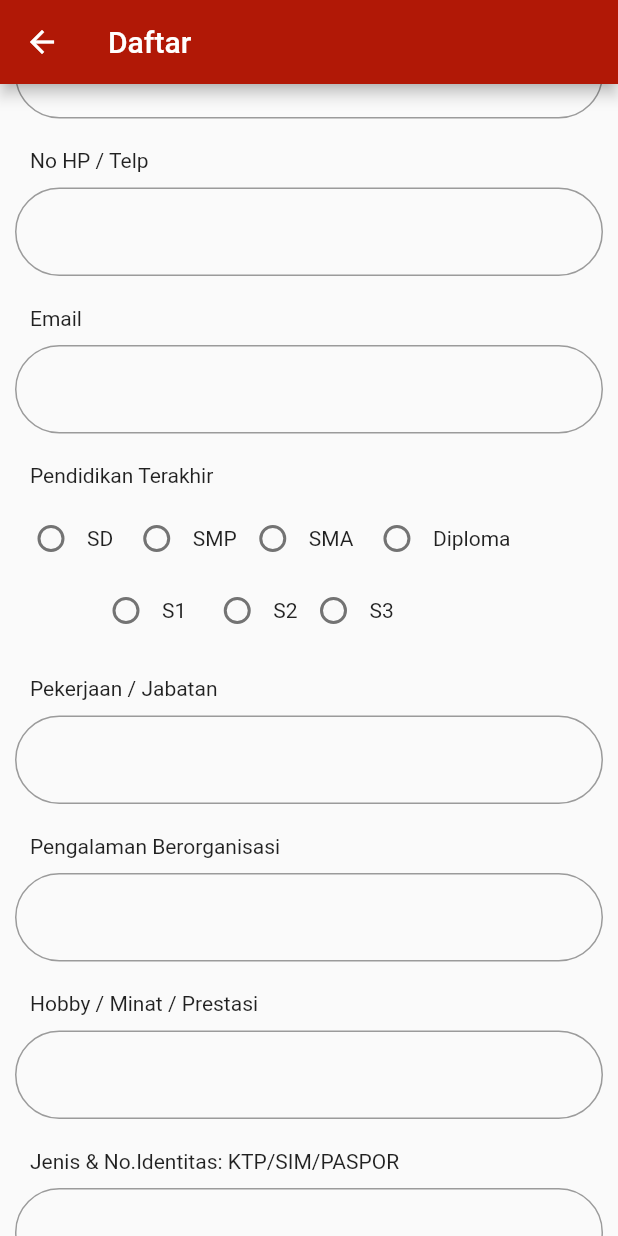
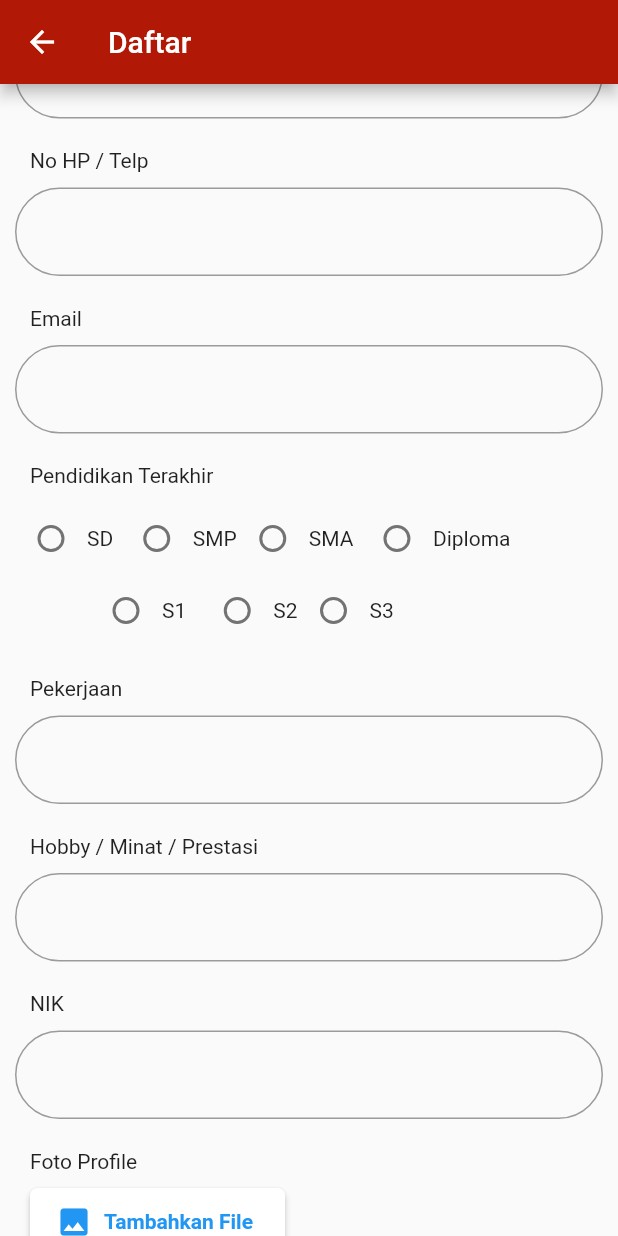
Before and after one commit to muhammadsulaiman789/Peradah-Mobile, a Flutter app: the Signup screen opened by its route, scrolled down 1152 dp, on a phone screen of 412 x 824 dp. Run offline on Flutter 3.47's test engine with Material 2 defaults, Android fonts, the phone set to English and light mode, and no system bars; our stand-ins replace auto_size_text, awesome_dialog, carousel_pro, carousel_slider, fluttertoast, font_awesome_flutter and 3 more; missing offline and left inert: top_sheet; accounts and stored records are empty.

Commit message:
perubahan di auth, user dan signup screen

```diff
--- a/lib/model/User.dart
+++ b/lib/model/User.dart
@@ -1,5 +1,6 @@
 class User {
-  int id;
+  int nomor_anggota;
+  String nik;
   String nama_lengkap;
   String nama_panggilan;
   String tempat_tanggal_lahir;
@@ -10,16 +11,18 @@ class User {
   String provinsi;
   String no_kontak;
   String email;
-  String website;
+  String keanggotaan;
+  String komisariat;
+  String jabatan;
   String pendidikan_terakhir;
   String pekerjaan;
-  String pengalaman_organisasi;
   String hobby;
-  String jenis_identitas;
+  String foto;
   String username;
 
   User({
-    this.id,
+    this.nomor_anggota,
+    this.nik,
     this.nama_lengkap,
     this.nama_panggilan,
     this.tempat_tanggal_lahir,
@@ -30,19 +33,21 @@ class User {
     this.provinsi,
     this.no_kontak,
     this.email,
-    this.website,
+    this.keanggotaan,
+    this.komisariat,
+    this.jabatan,
     this.pendidikan_terakhir,
     this.pekerjaan,
-    this.pengalaman_organisasi,
     this.hobby,
-    this.jenis_identitas,
+    this.foto,
     this.username,
   });
 
   User.fromJson(Map<String, dynamic> map) {
     print('enter');
     //login = map['login'].toString();
-    this.id = map['id'];
+    this.nomor_anggota = map['nomor_anggota'];
+    this.nik = map['nik'];
     this.nama_lengkap = map['nama_lengkap'];
     this.nama_panggilan = map['name_panggilan'];
     this.tempat_tanggal_lahir = map['tempat_tanggal_lahir'];
@@ -53,12 +58,13 @@ class User {
     this.provinsi = map['provinsi'];
     this.no_kontak = map['no_kontak'];
     this.email = map['email'];
-    this.website = map['website'];
+    this.keanggotaan = map['keanggotaan'];
+    this.komisariat = map['dpp/dpk/komisariat'];
+    this.jabatan = map['jabatan'];
     this.pendidikan_terakhir = map['pendidikan_terakhir'];
     this.pekerjaan = map['pekerjaan'];
-    this.pengalaman_organisasi = map['pengalaman_organisasi'];
     this.hobby = map['hobby'];
-    this.jenis_identitas = map['jenis_identitas'];
+    this.foto = map['foto'];
     this.username = map['username'];
 
 //    this.RoleID = map['RoleID'];
--- a/lib/scoped_models/Auth.dart
+++ b/lib/scoped_models/Auth.dart
@@ -32,7 +32,8 @@ mixin Auth on CoreModel {
         _userSubject.add(true);
         userData = User.fromJson(data);
         print('user data ${userData.username}');
-        prefs.setInt('id', userData.id);
+        prefs.setInt('nomor_anggota', userData.nomor_anggota);
+        prefs.setString('nik', userData.nik);
         prefs.setString('nama_lengkap', userData.nama_lengkap);
         prefs.setString('nama_panggilan', userData.nama_panggilan);
         prefs.setString('tempat_tanggal_lahir', userData.tempat_tanggal_lahir);
@@ -43,12 +44,13 @@ mixin Auth on CoreModel {
         prefs.setString('provinsi', userData.provinsi);
         prefs.setString('no_kontak', userData.no_kontak);
         prefs.setString('email', userData.email);
-        prefs.setString('website', userData.website);
+        prefs.setString('keanggotaan', userData.keanggotaan);
+        prefs.setString('dpp/dpk/komisariat', userData.komisariat);
+        prefs.setString('jabatan', userData.jabatan);
         prefs.setString('pendidikan_terakhir', userData.pendidikan_terakhir);
         prefs.setString('pekerjaan', userData.pekerjaan);
-        prefs.setString('pengalaman_organisasi', userData.pengalaman_organisasi);
         prefs.setString('hobby', userData.hobby);
-        prefs.setString('jenis_identitas', userData.jenis_identitas);
+        prefs.setString('foto', userData.foto);
         prefs.setString('username', userData.username);
         return true;
       } catch (err) {
@@ -69,7 +71,8 @@ mixin Auth on CoreModel {
     if (isLogin) {
       _userSubject.add(true);
       userData = User(
-        id: prefs.getInt('id'),
+        nomor_anggota: prefs.getInt('nomor_anggota'),
+        nik: prefs.getString('nik'),
         nama_lengkap: prefs.getString('nama_lengkap'),
         nama_panggilan: prefs.getString('nama_panggilan'),
         tempat_tanggal_lahir: prefs.getString('tempat_tanggal_lahir'),
@@ -80,12 +83,13 @@ mixin Auth on CoreModel {
         provinsi: prefs.getString('provinsi'),
         no_kontak: prefs.getString('no_kontak'),
         email: prefs.getString('email'),
-        website: prefs.getString('website'),
+        keanggotaan: prefs.getString('keanggotaan'),
+        komisariat: prefs.getString('dpp/dpk/komisariat'),
+        jabatan: prefs.getString('jabatan'),
         pendidikan_terakhir: prefs.getString('pendidikan_terakhir'),
         pekerjaan: prefs.getString('pekerjaan'),
-        pengalaman_organisasi: prefs.getString('pengalaman_organisasi'),
         hobby: prefs.getString('hobby'),
-        jenis_identitas: prefs.getString('jenis_identitas'),
+        foto: prefs.getString('foto'),
         username: prefs.getString('username'),
       );
     }
--- a/lib/screen/signup_screen.dart
+++ b/lib/screen/signup_screen.dart
@@ -1,16 +1,13 @@
 import 'dart:async';
 import 'dart:convert';
 import 'dart:io';
-
 import 'package:async/async.dart';
 import 'package:auto_size_text/auto_size_text.dart';
 import 'package:flutter/material.dart';
 import 'package:image_picker/image_picker.dart';
 import 'package:path/path.dart';
-
 import 'package:path_provider/path_provider.dart';
 import 'package:image/image.dart' as Img;
-
 import 'dart:math' as Math;
 import 'package:flutter/material.dart';
 import 'package:flutter/services.dart';
@@ -26,6 +23,7 @@ class Signup extends StatefulWidget {
 }
 
 class _SignupState extends State<Signup> with Validation {
+
   bool Setuju = true;
   final formKey = GlobalKey<FormState>();
   File _image;
@@ -116,7 +114,6 @@ class _SignupState extends State<Signup> with Validation {
   TextEditingController controllernotlp = new TextEditingController();
   TextEditingController controlleremail = new TextEditingController();
   TextEditingController controllerpekerjaan = new TextEditingController();
-  TextEditingController controllerorganisasi = new TextEditingController();
   TextEditingController controllerhobby = new TextEditingController();
   TextEditingController controlleridentitas = new TextEditingController();
   TextEditingController controlleruser = new TextEditingController();
@@ -140,13 +137,17 @@ class _SignupState extends State<Signup> with Validation {
 
   void addData() {
     var url = "http://203.171.221.227:88/peradah/adduser.php";
-
     http.post(url, body: {
+      "nik" : controlleridentitas.text,
       "namalengkap": controllernamalengkap.text,
       "namapanggilan": controllernamapanggilan.text,
       "tanggallahir": controllertanggallahir.text,
       "jeniskelamin": _jeniskelamin,
+      "komisariat" : controllerkomisariat,
+      "jabatan" : _jabatan,
+      "jabatan" : controllerlain,
       "status": _status,
+      "keanggotaan" : _anggota,
       "alamat": controlleralamat.text,
       "kota": controllerkota.text,
       "provinsi": controllerprovinsi.text,
@@ -154,8 +155,7 @@ class _SignupState extends State<Signup> with Validation {
       "email": controlleremail.text,
       "pendidikan": _pendidikan,
       "pekerjaan": controllerpekerjaan.text,
-      "organisasi": controllerorganisasi.text,
-      "foto" : _image2,
+      "image" : _image2,
       "hobi": controllerhobby.text,
       "username": controlleruser.text,
       "password": controllerpassword.text
@@ -504,7 +504,6 @@ class _SignupState extends State<Signup> with Validation {
                     ),
                   ],
                 ),
-
                 new Padding(
                   padding: EdgeInsets.only(top: 20.0),
                 ),
@@ -859,7 +858,7 @@ class _SignupState extends State<Signup> with Validation {
                   children: <Widget>[
                     Padding(
                       padding: EdgeInsets.only(left: 10.0, bottom: 10.0),
-                      child: new Text("Pekerjaan / Jabatan",
+                      child: new Text("Pekerjaan",
                           style: TextStyle(
                             //fontWeight: FontWeight.bold,
                             fontSize: 14.0,
@@ -876,32 +875,6 @@ class _SignupState extends State<Signup> with Validation {
                         pekerjaan = value;
                       },
                       controller: controllerpekerjaan,
-                      decoration: new InputDecoration(
-                          border: new OutlineInputBorder(
-                              borderRadius: new BorderRadius.circular(30.0))),
-                    ),
-                  ],
-                ),
-                new Padding(
-                  padding: EdgeInsets.only(top: 20.0),
-                ),
-                new Row(
-                  children: <Widget>[
-                    Padding(
-                      padding: EdgeInsets.only(left: 10.0, bottom: 10.0),
-                      child: new Text("Pengalaman Berorganisasi",
-                          style: TextStyle(
-                            //fontWeight: FontWeight.bold,
-                            fontSize: 14.0,
-                          ),
-                          textAlign: TextAlign.left),
-                    ),
-                  ],
-                ),
-                new Column(
-                  children: <Widget>[
-                    new TextField(
-                      controller: controllerorganisasi,
                       decoration: new InputDecoration(
                           border: new OutlineInputBorder(
                               borderRadius: new BorderRadius.circular(30.0))),
@@ -945,7 +918,7 @@ class _SignupState extends State<Signup> with Validation {
                   children: <Widget>[
                     Padding(
                       padding: EdgeInsets.only(left: 10.0, bottom: 10.0),
-                      child: new Text("Jenis & No.Identitas: KTP/SIM/PASPOR",
+                      child: new Text("NIK",
                           style: TextStyle(
                             //fontWeight: FontWeight.bold,
                             fontSize: 14.0,
```
